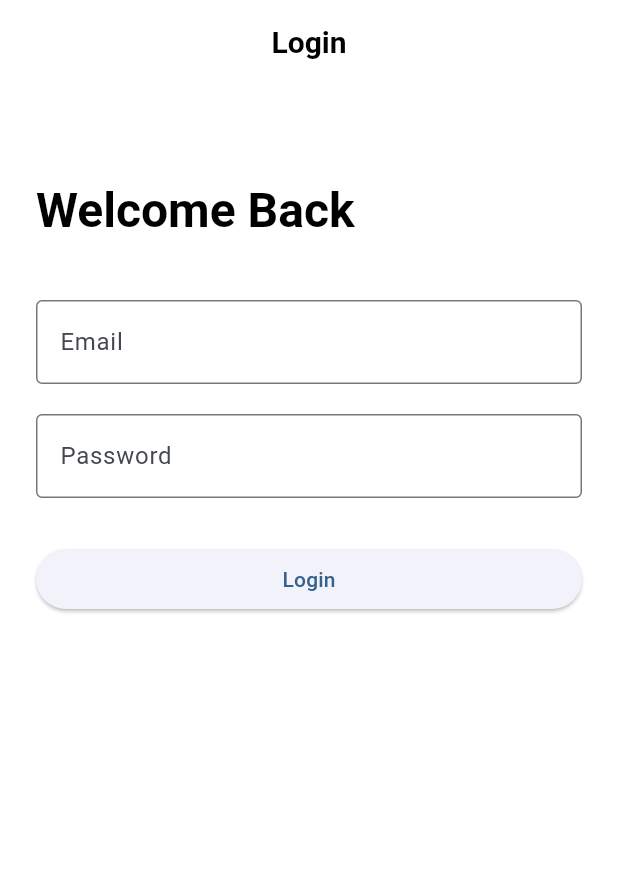
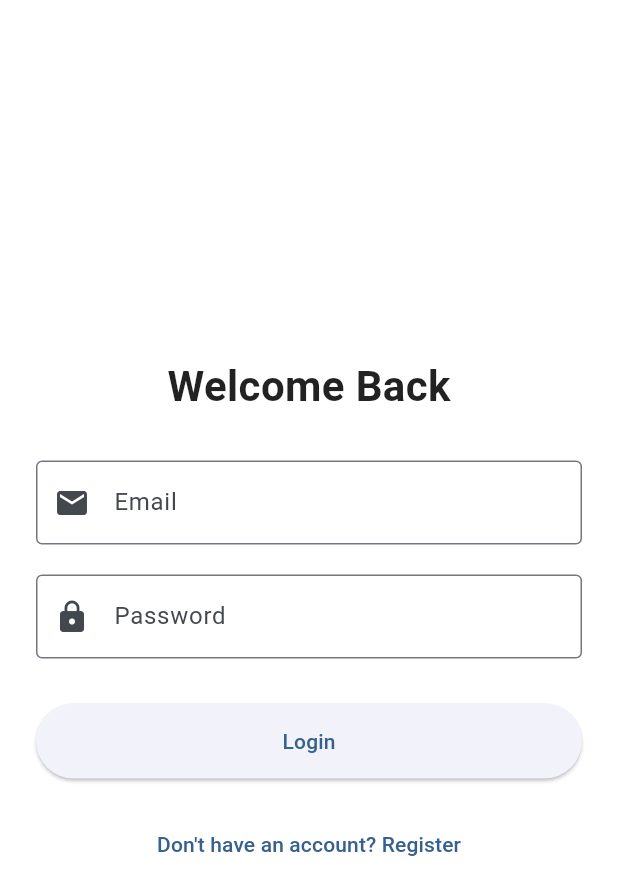
Before and after one commit to Jeel-Kanani/ekagaz, a Flutter app: the screen it shows after launch, on a phone screen of 412 x 824 dp. Shown: the top 895 px of the screen. Run offline on Flutter 3.47's test engine with Material 3 defaults, Android fonts, the phone set to English and light mode, and no system bars; our stand-ins replace supabase_flutter; accounts and stored records are empty.

Commit message:
Updated login screen with Register option

```diff
--- a/lib/auth/login_screen.dart
+++ b/lib/auth/login_screen.dart
@@ -1,9 +1,6 @@
 import 'package:flutter/material.dart';
 import 'package:supabase_flutter/supabase_flutter.dart';
-
-import '../family/family_service.dart';
-import '../family/family_setup_screen.dart';
-import '../folders/home_screen.dart';
+import '../main.dart'; // Import main to access SplashScreen or AuthGate navigation
 
 class LoginScreen extends StatefulWidget {
   const LoginScreen({super.key});
@@ -16,112 +13,140 @@ class _LoginScreenState extends State<LoginScreen> {
   final _emailController = TextEditingController();
   final _passwordController = TextEditingController();
 
-  bool _loading = false;
-  String? _error;
+  // Toggle between Login and Sign Up
+  bool _isLogin = true;
+  bool _isLoading = false;
 
-  Future<void> _login() async {
+  Future<void> _authenticate() async {
+    final email = _emailController.text.trim();
+    final password = _passwordController.text.trim();
+
+    if (email.isEmpty || password.isEmpty) {
+      ScaffoldMessenger.of(context).showSnackBar(
+        const SnackBar(content: Text("Please enter both email and password")),
+      );
+      return;
+    }
+
     setState(() {
-      _loading = true;
-      _error = null;
+      _isLoading = true;
     });
 
     try {
-      final supabase = Supabase.instance.client;
+      if (_isLogin) {
+        // --- LOGIN LOGIC ---
+        await Supabase.instance.client.auth.signInWithPassword(
+          email: email,
+          password: password,
+        );
+      } else {
+        // --- REGISTER LOGIC ---
+        await Supabase.instance.client.auth.signUp(
+          email: email,
+          password: password,
+        );
 
-      // 1️⃣ Login user
-      await supabase.auth.signInWithPassword(
-        email: _emailController.text.trim(),
-        password: _passwordController.text.trim(),
-      );
+        // Optional: specific message for new users
+        if (mounted) {
+          ScaffoldMessenger.of(context).showSnackBar(
+            const SnackBar(content: Text("Account created! Logging you in...")),
+          );
+        }
+      }
 
-      // 2️⃣ Check if user belongs to a family
-      final familyId = await FamilyService().getMyFamilyId();
+      // SUCCESS: Navigate back to Splash/Main to trigger the "Family Check"
+      if (mounted) {
+        Navigator.of(context).pushReplacement(
+          MaterialPageRoute(builder: (_) => const SplashScreen()),
+        );
+      }
 
-      if (!mounted) return;
-
-      // 3️⃣ Navigate based on family status
-      Navigator.pushReplacement(
-        context,
-        MaterialPageRoute(
-          builder: (_) =>
-              familyId == null
-                  ? const FamilySetupScreen()
-                  : const HomeScreen(),
-        ),
-      );
-    } on AuthException catch (e) {
-      setState(() {
-        _error = e.message;
-      });
     } catch (e) {
-      setState(() {
-        _error = e.toString();
-      });
+      // FAILURE: Show error
+      if (mounted) {
+        ScaffoldMessenger.of(context).showSnackBar(
+          SnackBar(
+            content: Text(e.toString().contains("Invalid login")
+              ? "Invalid email or password"
+              : "Error: ${e.toString()}"),
+            backgroundColor: Colors.red,
+          ),
+        );
+      }
     } finally {
       if (mounted) {
         setState(() {
-          _loading = false;
+          _isLoading = false;
         });
       }
     }
   }
 
   @override
-  void dispose() {
-    _emailController.dispose();
-    _passwordController.dispose();
-    super.dispose();
-  }
-
-  @override
   Widget build(BuildContext context) {
     return Scaffold(
-      appBar: AppBar(title: const Text('Login')),
+      backgroundColor: Colors.white,
       body: Padding(
         padding: const EdgeInsets.all(24.0),
         child: Column(
-          crossAxisAlignment: CrossAxisAlignment.stretch,
+          mainAxisAlignment: MainAxisAlignment.center,
           children: [
-            const SizedBox(height: 40),
+            // 1. Header Text
             Text(
-              'Welcome Back',
-              style: Theme.of(context).textTheme.headlineLarge,
+              _isLogin ? 'Welcome Back' : 'Create Account',
+              style: const TextStyle(fontSize: 28, fontWeight: FontWeight.bold),
             ),
-            const SizedBox(height: 40),
+            const SizedBox(height: 30),
+
+            // 2. Email Field
             TextField(
               controller: _emailController,
-              keyboardType: TextInputType.emailAddress,
               decoration: const InputDecoration(
                 labelText: 'Email',
                 border: OutlineInputBorder(),
+                prefixIcon: Icon(Icons.email),
               ),
+              keyboardType: TextInputType.emailAddress,
             ),
             const SizedBox(height: 20),
+
+            // 3. Password Field
             TextField(
               controller: _passwordController,
               obscureText: true,
               decoration: const InputDecoration(
                 labelText: 'Password',
                 border: OutlineInputBorder(),
+                prefixIcon: Icon(Icons.lock),
               ),
             ),
             const SizedBox(height: 30),
-            if (_error != null) ...[
-              Text(
-                _error!,
-                style: const TextStyle(color: Colors.red),
+
+            // 4. Main Action Button
+            SizedBox(
+              width: double.infinity,
+              height: 50,
+              child: ElevatedButton(
+                onPressed: _isLoading ? null : _authenticate,
+                child: _isLoading
+                    ? const CircularProgressIndicator(color: Colors.white)
+                    : Text(_isLogin ? 'Login' : 'Sign Up'),
               ),
-              const SizedBox(height: 12),
-            ],
-            ElevatedButton(
-              onPressed: _loading ? null : _login,
-              child: _loading
-                  ? const SizedBox(
-                      height: 20,
-                      width: 20,
-                      child: CircularProgressIndicator(strokeWidth: 2),
-                    )
-                  : const Text('Login'),
+            ),
+            const SizedBox(height: 20),
+
+            // 5. Toggle Button (Login <-> Register)
+            TextButton(
+              onPressed: () {
+                setState(() {
+                  _isLogin = !_isLogin;
+                });
+              },
+              child: Text(
+                _isLogin
+                    ? "Don't have an account? Register"
+                    : "Already have an account? Login",
+              ),
             ),
           ],
         ),
```
